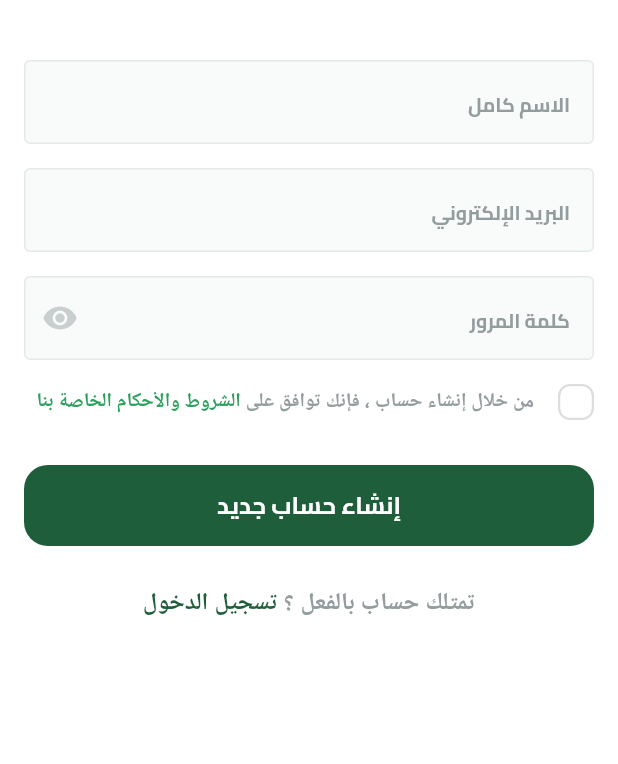
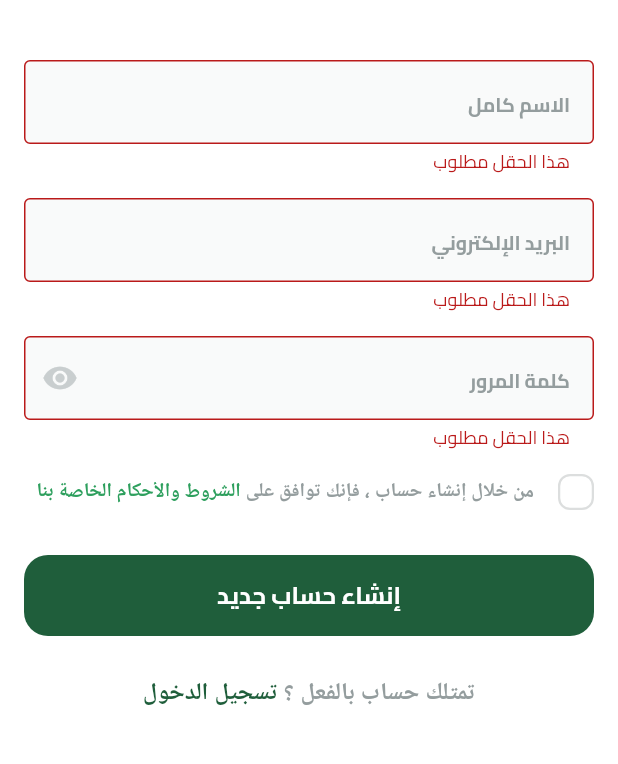
Before and after one commit to essamalrawi/fruits_hub, a Flutter app: the SignupView screen opened by its route, after a tap on "إنشاء حساب جديد", on a phone screen of 412 x 824 dp, the part 60-824 px from its top. Run offline on Flutter 3.47's test engine with Material 3 defaults, Android fonts, the phone set to English and light mode, and no system bars; drawn by our look-alikes of modal_progress_hud_nsn; our stand-ins replace bloc, dartz, dots_indicator, firebase_auth, firebase_core, flutter_bloc and 3 more; accounts and stored records are empty.

Commit message:
Trigger signup cubit
# Conflicts:
#	lib/core/services/get_it_service.dart
#	lib/features/auth/presentation/views/signup_view.dart
#	pubspec.yaml

```diff
--- a/lib/core/services/get_it_service.dart
+++ b/lib/core/services/get_it_service.dart
@@ -5,7 +5,7 @@ import 'package:get_it/get_it.dart';
 
 final getIt = GetIt.instance;
 
-void setup() {
+void setupGetIt() {
   getIt.registerSingleton<FirebaseAuthService>(FirebaseAuthService());
   getIt.registerSingleton<AuthRepo>(
     AuthRepoImpl(firebaseAuthException: getIt<FirebaseAuthService>()),
--- a/lib/core/widgets/custom_text_field.dart
+++ b/lib/core/widgets/custom_text_field.dart
@@ -3,23 +3,32 @@ import 'package:flutter/widgets.dart';
 import 'package:fruits_hub/core/utils/app_text_styles.dart';
 
 class CustomTextFormField extends StatelessWidget {
-  const CustomTextFormField(
-      {super.key,
-      required this.hintText,
-      required this.textInputType,
-      this.suffixIcon});
+  const CustomTextFormField({
+    super.key,
+    required this.hintText,
+    required this.textInputType,
+    this.suffixIcon,
+    this.onSaved,
+  });
+
   final String hintText;
   final TextInputType textInputType;
   final Widget? suffixIcon;
+  final void Function(String?)? onSaved;
+
   @override
   Widget build(BuildContext context) {
     return TextFormField(
+      onSaved: onSaved,
+      validator: (value) {
+        if (value == null || value.isEmpty) {
+          return 'هذا الحقل مطلوب';
+        }
+      },
       keyboardType: textInputType,
       decoration: InputDecoration(
         suffixIcon: suffixIcon,
-        hintStyle: TextStyles.bold13.copyWith(
-          color: const Color(0xFF949D9E),
-        ),
+        hintStyle: TextStyles.bold13.copyWith(color: const Color(0xFF949D9E)),
         hintText: hintText,
         filled: true,
         fillColor: const Color(0xFFF9FAFA),
@@ -33,10 +42,7 @@ class CustomTextFormField extends StatelessWidget {
   OutlineInputBorder buildBorder() {
     return OutlineInputBorder(
       borderRadius: BorderRadius.circular(4),
-      borderSide: const BorderSide(
-        width: 1,
-        color: Color(0xFFE6E9E9),
-      ),
+      borderSide: const BorderSide(width: 1, color: Color(0xFFE6E9E9)),
     );
   }
 }
--- a/lib/features/auth/data/repos/auth_repo_impl.dart
+++ b/lib/features/auth/data/repos/auth_repo_impl.dart
@@ -28,7 +28,7 @@ class AuthRepoImpl extends AuthRepo {
     } on CustomException catch (e) {
       return Left(ServerFaluire(e.message));
     } catch (e) {
-      return Left(ServerFaluire('An error occurred. Please try again later.'));
+      return Left(ServerFaluire("حدث خطأ. يرجى المحاولة مرة أخرى لاحقًا."));
     }
   }
 }
--- a/lib/features/auth/presentation/views/signup_view.dart
+++ b/lib/features/auth/presentation/views/signup_view.dart
@@ -4,7 +4,7 @@ import 'package:fruits_hub/core/services/get_it_service.dart';
 import 'package:fruits_hub/core/widgets/custom_app_bar.dart';
 import 'package:fruits_hub/features/auth/domain/repos/auth_repo.dart';
 import 'package:fruits_hub/features/auth/presentation/cubits/signup_cubit/signup_cubit.dart';
-import 'widgets/signup_view_body.dart';
+import 'package:fruits_hub/features/auth/presentation/views/widgets/signup_view_bloc_consumer.dart';
 
 class SignupView extends StatelessWidget {
   const SignupView({super.key});
@@ -16,7 +16,7 @@ class SignupView extends StatelessWidget {
       create: (context) => SignupCubit(getIt<AuthRepo>()),
       child: Scaffold(
         appBar: buildAppBar(context, title: 'حساب جديد'),
-        body: const SignupViewBody(),
+        body: const SignupViewBlocConsumer(),
       ),
     );
   }
--- /dev/null
+++ b/lib/features/auth/presentation/views/widgets/signup_view_bloc_consumer.dart
@@ -0,0 +1,30 @@
+import 'package:flutter/material.dart';
+import 'package:flutter_bloc/flutter_bloc.dart';
+import 'package:fruits_hub/features/auth/presentation/cubits/signup_cubit/signup_cubit.dart';
+import 'package:fruits_hub/features/auth/presentation/views/widgets/signup_view_body.dart';
+import 'package:modal_progress_hud_nsn/modal_progress_hud_nsn.dart';
+
+class SignupViewBlocConsumer extends StatelessWidget {
+  const SignupViewBlocConsumer({super.key});
+
+  @override
+  Widget build(BuildContext context) {
+    return BlocConsumer<SignupCubit, SignupState>(
+      listener: (context, state) {
+        if (state is SignupSuccess) {
+          Navigator.pop(context);
+        } else if (state is SignupFailure) {
+          ScaffoldMessenger.of(
+            context,
+          ).showSnackBar(SnackBar(content: Text(state.message)));
+        }
+      },
+      builder: (context, state) {
+        return ModalProgressHUD(
+          inAsyncCall: state is SignupLoading ? true : false,
+          child: const SignupViewBody(),
+        );
+      },
+    );
+  }
+}
--- a/lib/features/auth/presentation/views/widgets/signup_view_body.dart
+++ b/lib/features/auth/presentation/views/widgets/signup_view_body.dart
@@ -1,58 +1,86 @@
 import 'package:flutter/material.dart';
+import 'package:flutter_bloc/flutter_bloc.dart';
 import 'package:fruits_hub/constants.dart';
 import 'package:fruits_hub/core/widgets/custom_button.dart';
 import 'package:fruits_hub/core/widgets/custom_text_field.dart';
+import 'package:fruits_hub/features/auth/presentation/cubits/signup_cubit/signup_cubit.dart';
 import 'package:fruits_hub/features/auth/presentation/views/widgets/have_an_account_widget.dart';
 import 'package:fruits_hub/features/auth/presentation/views/widgets/terms_and_conditions.dart';
 
-class SignupViewBody extends StatelessWidget {
+class SignupViewBody extends StatefulWidget {
   const SignupViewBody({super.key});
+
+  @override
+  State<SignupViewBody> createState() => _SignupViewBodyState();
+}
+
+class _SignupViewBodyState extends State<SignupViewBody> {
+  final GlobalKey<FormState> formKey = GlobalKey<FormState>();
+
+  AutovalidateMode autovalidateMode = AutovalidateMode.disabled;
+  late String email, userName, password;
 
   @override
   Widget build(BuildContext context) {
     return SingleChildScrollView(
       child: Padding(
         padding: const EdgeInsets.symmetric(horizontal: kHorizintalPadding),
+        child: Form(
+          key: formKey,
           child: Column(
             children: [
-            const SizedBox(
-              height: 24,
+              const SizedBox(height: 24),
+              CustomTextFormField(
+                onSaved: (value) {
+                  userName = value!;
+                },
+                hintText: 'الاسم كامل',
+                textInputType: TextInputType.name,
               ),
-            const CustomTextFormField(
-                hintText: 'الاسم كامل', textInputType: TextInputType.name),
-            const SizedBox(
-              height: 16,
+              const SizedBox(height: 16),
+              CustomTextFormField(
+                onSaved: (value) {
+                  email = value!;
+                },
+                hintText: 'البريد الإلكتروني',
+                textInputType: TextInputType.emailAddress,
               ),
-            const CustomTextFormField(
-                hintText: 'البريد الإلكتروني',
-                textInputType: TextInputType.emailAddress),
-            const SizedBox(
-              height: 16,
-            ),
-            const CustomTextFormField(
-              suffixIcon: Icon(
+              const SizedBox(height: 16),
+              CustomTextFormField(
+                onSaved: (value) {
+                  password = value!;
+                },
+                suffixIcon: const Icon(
                   Icons.remove_red_eye,
                   color: Color(0xffC9CECF),
                 ),
                 hintText: 'كلمة المرور',
                 textInputType: TextInputType.visiblePassword,
               ),
-            const SizedBox(
-              height: 16,
-            ),
+              const SizedBox(height: 16),
               const TermsAndConditionsWidget(),
-            const SizedBox(
-              height: 30,
-            ),
+              const SizedBox(height: 30),
               CustomButton(
-              onPressed: () {},
+                onPressed: () {
+                  if (formKey.currentState!.validate()) {
+                    formKey.currentState!.save();
+                    context.read<SignupCubit>().createUserWithEmailAndPassword(
+                      email,
+                      password,
+                      userName,
+                    );
+                  } else {
+                    setState(() {
+                      autovalidateMode = AutovalidateMode.always;
+                    });
+                  }
+                },
                 text: 'إنشاء حساب جديد',
               ),
-            const SizedBox(
-              height: 26,
-            ),
+              const SizedBox(height: 26),
               const HaveAnAccountWidget(),
             ],
+          ),
         ),
       ),
     );
--- a/lib/main.dart
+++ b/lib/main.dart
@@ -2,6 +2,7 @@ import 'package:firebase_core/firebase_core.dart';
 import 'package:flutter/material.dart';
 import 'package:flutter_localizations/flutter_localizations.dart';
 import 'package:fruits_hub/core/helper_functions/on_generate_routes.dart';
+import 'package:fruits_hub/core/services/get_it_service.dart';
 import 'package:fruits_hub/core/services/shared_preferences_singleton.dart';
 import 'package:fruits_hub/core/utils/app_colors.dart';
 import 'package:fruits_hub/firebase_options.dart';
@@ -14,6 +15,7 @@ void main() async {
   await Prefs.init();
   WidgetsFlutterBinding.ensureInitialized();
   await Firebase.initializeApp(options: DefaultFirebaseOptions.currentPlatform);
+  setupGetIt();
   runApp(const FruitHub());
 }
 
--- a/pubspec.yaml
+++ b/pubspec.yaml
@@ -19,6 +19,7 @@ dependencies:
   firebase_auth: ^6.0.1
   flutter_bloc: ^9.1.1
   get_it: ^8.2.0
+  modal_progress_hud_nsn: ^0.5.1
 
 
 dev_dependencies:
```
Also changed, not shown: lib/core/services/firebase_auth_service.dart (+4 -4 lines), pubspec.lock. Lines whose indentation alone changed are shown as unchanged.
